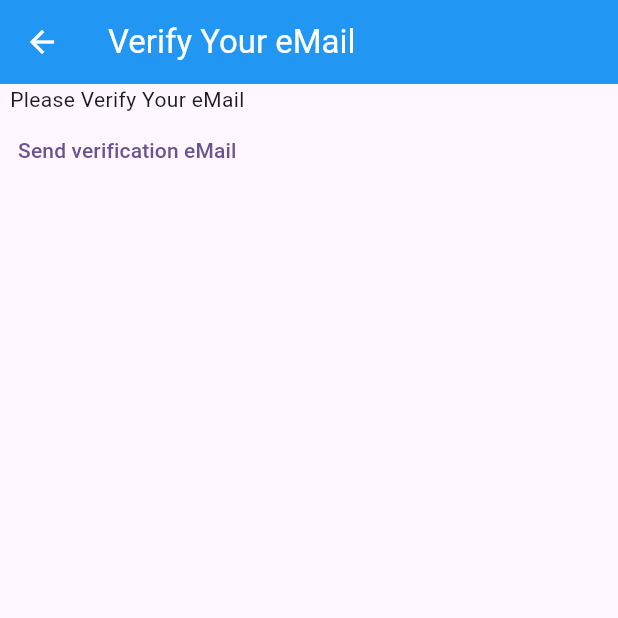
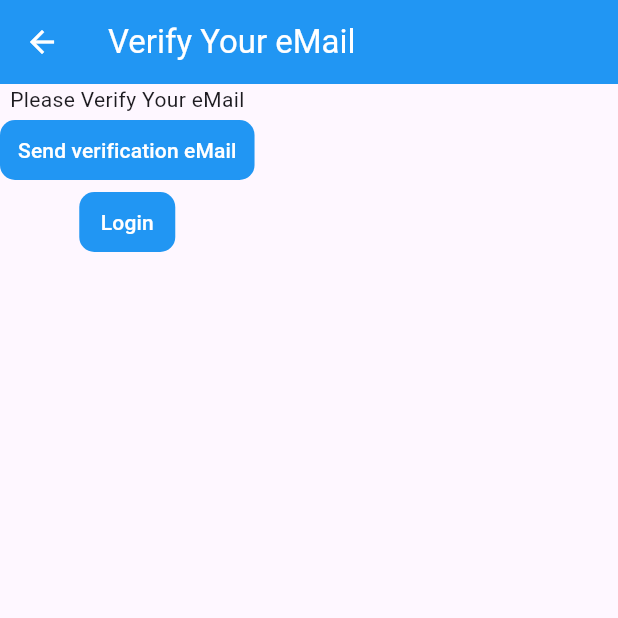
Before and after one commit to AnshumaanMishra/FlutterTutorialApp, a Flutter app: the VerifyEmailView screen opened directly, on a phone screen of 412 x 824 dp, the top half of it. Run offline on Flutter 3.47's test engine with Material 3 defaults, Android fonts, the phone set to English and light mode, and no system bars; our stand-ins replace firebase_auth, firebase_core; accounts and stored records are empty; network calls fail.

Commit message:
Fixed Verify eMail view

```diff
--- a/lib/views/verify_email_view.dart
+++ b/lib/views/verify_email_view.dart
@@ -21,11 +21,32 @@ class _VerifyEmailViewState extends State<VerifyEmailView> {
         children: [
           Text("Please Verify Your eMail"),
           TextButton(
+            style: TextButton.styleFrom(
+              backgroundColor: Colors.blue,
+              foregroundColor: Colors.white,
+              shape: RoundedRectangleBorder(
+                borderRadius: BorderRadius.all(Radius.circular(10)),
+              ),
+            ),
             onPressed: () async {
               final user = FirebaseAuth.instance.currentUser;
               await user?.sendEmailVerification();
             },
             child: Text("Send verification eMail"),
+          ),
+          TextButton(
+            style: TextButton.styleFrom(
+              backgroundColor: Colors.blue,
+              foregroundColor: Colors.white,
+              shape: RoundedRectangleBorder(
+                borderRadius: BorderRadius.all(Radius.circular(10)),
+              ),
+            ),
+            onPressed: () async {
+              Navigator.of(context)
+                  .pushNamedAndRemoveUntil('/login/', (route) => false);
+            },
+            child: Text("Login"),
           ),
         ],
       ),
```
Also changed, not shown: lib/main.dart (+26 -2 lines).
